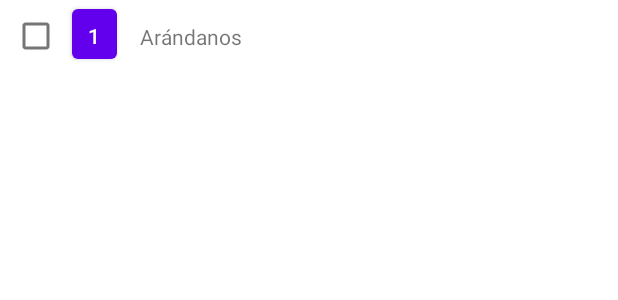
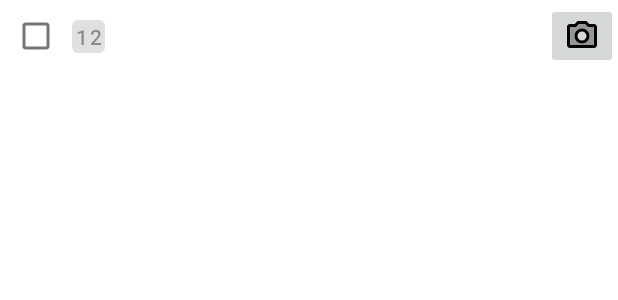
Before and after one commit to jpasao/ListaDC, an Android app: the layout list_item_design.xml on its own in the app's theme, with its tools: preview values and no code run, on a phone screen of 412 x 824 dp. Shown: the top 300 px of the screen. Run offline under Robolectric (Android 15) with nearby library versions, the phone set to English and light mode, and no system bars; network calls fail.

Commit message:
Added different styles to checked elements

```diff
--- a/app/src/main/java/com/latribu/listadc/MainActivity.kt
+++ b/app/src/main/java/com/latribu/listadc/MainActivity.kt
@@ -1,15 +1,19 @@
 package com.latribu.listadc
 
+import android.content.Context
 import android.content.Intent
 import android.os.Bundle
 import com.google.android.material.tabs.TabLayout
 import androidx.viewpager.widget.ViewPager
 import androidx.appcompat.app.AppCompatActivity
 import android.widget.ImageButton
+import android.widget.Toast
+import androidx.core.content.ContentProviderCompat.requireContext
 import androidx.lifecycle.LiveData
 import androidx.lifecycle.Observer
 import androidx.lifecycle.ViewModelProvider
 import androidx.lifecycle.liveData
+import com.google.android.material.snackbar.Snackbar
 import com.latribu.listadc.ui.main.SectionsPagerAdapter
 import com.latribu.listadc.databinding.ActivityMainBinding
 import com.latribu.listadc.models.Product
@@ -19,7 +23,6 @@ import com.latribu.listadc.ui.main.MainViewModel
 import retrofit2.Response
 
 class MainActivity : AppCompatActivity() {
-
     private lateinit var binding: ActivityMainBinding
     private lateinit var settingsButton: ImageButton
 
--- a/app/src/main/java/com/latribu/listadc/models/ProductItem.kt
+++ b/app/src/main/java/com/latribu/listadc/models/ProductItem.kt
@@ -11,6 +11,3 @@ data class ProductItem(
     val isChecked: String,
     @SerializedName("quantity")
     val quantity: Int)
-{
-    var checked: Boolean = isChecked == "1"
-}
--- /dev/null
+++ b/app/src/main/res/drawable/ic_twotone_photo_camera_24.xml
@@ -0,0 +1,8 @@
+<vector android:height="24dp" android:tint="#000000"
+    android:viewportHeight="24" android:viewportWidth="24"
+    android:width="24dp" xmlns:android="http://schemas.android.com/apk/res/android">
+    <path android:fillAlpha="0.3"
+        android:fillColor="@android:color/white"
+        android:pathData="M20,6h-4.05l-1.83,-2L9.88,4L8.05,6L4,6v12h16L20,6zM12,17c-2.76,0 -5,-2.24 -5,-5s2.24,-5 5,-5 5,2.24 5,5 -2.24,5 -5,5z" android:strokeAlpha="0.3"/>
+    <path android:fillColor="@android:color/white" android:pathData="M4,20h16c1.1,0 2,-0.9 2,-2L22,6c0,-1.1 -0.9,-2 -2,-2h-3.17L15,2L9,2L7.17,4L4,4c-1.1,0 -2,0.9 -2,2v12c0,1.1 0.9,2 2,2zM4,6h4.05l1.83,-2h4.24l1.83,2L20,6v12L4,18L4,6zM12,7c-2.76,0 -5,2.24 -5,5s2.24,5 5,5 5,-2.24 5,-5 -2.24,-5 -5,-5zM12,15c-1.65,0 -3,-1.35 -3,-3s1.35,-3 3,-3 3,1.35 3,3 -1.35,3 -3,3z"/>
+</vector>
--- a/app/src/main/res/layout/fragment_list.xml
+++ b/app/src/main/res/layout/fragment_list.xml
@@ -12,5 +12,4 @@
         android:orientation="vertical"
         tools:listitem="@layout/list_item_design" />
 
-
 </FrameLayout>
--- a/app/src/main/res/layout/list_item_design.xml
+++ b/app/src/main/res/layout/list_item_design.xml
@@ -1,7 +1,21 @@
 <?xml version="1.0" encoding="utf-8"?>
-<androidx.constraintlayout.widget.ConstraintLayout xmlns:android="http://schemas.android.com/apk/res/android"
+<layout xmlns:android="http://schemas.android.com/apk/res/android"
     xmlns:app="http://schemas.android.com/apk/res-auto"
-    xmlns:tools="http://schemas.android.com/tools"
+    xmlns:tools="http://schemas.android.com/tools">
+
+    <data>
+        <variable
+            name="product"
+            type="com.latribu.listadc.models.ProductItem" />
+        <variable
+            name="clickListener"
+            type="com.latribu.listadc.ProductListener" />
+        <variable
+            name="imageClickListener"
+            type="com.latribu.listadc.ImageListener" />
+    </data>
+
+    <androidx.constraintlayout.widget.ConstraintLayout
         android:layout_width="match_parent"
         android:layout_height="wrap_content">
 
@@ -10,29 +24,46 @@
                 android:layout_width="wrap_content"
                 android:layout_height="wrap_content"
                 app:layout_constraintStart_toStartOf="parent"
-        app:layout_constraintTop_toTopOf="parent" />
+                app:layout_constraintTop_toTopOf="parent"
+                android:onClick="@{() -> clickListener.onClick(product)}"
+                app:setChecked="@{product}" />
 
             <Button
                 android:id="@+id/quantity"
-        android:layout_width="30dp"
-        android:layout_height="45dp"
-        android:paddingLeft="8dp"
-        android:paddingTop="8dp"
-        android:paddingRight="8dp"
-        android:paddingBottom="8dp"
-        tools:text="1"
+                android:layout_width="22dp"
+                android:layout_height="34dp"
+                android:layout_marginTop="7dp"
+                android:checkable="false"
+                android:paddingLeft="0dp"
+                android:paddingTop="0dp"
+                android:paddingRight="0dp"
+                android:paddingBottom="0dp"
                 app:layout_constraintStart_toEndOf="@+id/check"
-        app:layout_constraintTop_toTopOf="parent" />
+                app:layout_constraintTop_toTopOf="parent"
+                app:setQuantity="@{product}"
+                tools:text="12"
+                android:enabled="false"/>
 
             <TextView
                 android:id="@+id/name"
                 android:layout_width="0dp"
                 android:layout_height="wrap_content"
                 android:paddingStart="15dp"
-        android:text="Arándanos"
+                app:layout_constraintBottom_toBottomOf="parent"
+                app:layout_constraintEnd_toStartOf="@+id/imageButton"
+                app:layout_constraintStart_toEndOf="@+id/quantity"
+                app:layout_constraintTop_toTopOf="parent"
+                app:setText="@{product}"/>
+
+            <ImageButton
+                android:id="@+id/imageButton"
+                android:layout_width="wrap_content"
+                android:layout_height="wrap_content"
                 app:layout_constraintBottom_toBottomOf="parent"
                 app:layout_constraintEnd_toEndOf="parent"
-        app:layout_constraintStart_toEndOf="@+id/quantity"
-        app:layout_constraintTop_toTopOf="parent" />
+                app:layout_constraintTop_toTopOf="parent"
+                app:srcCompat="@drawable/ic_twotone_photo_camera_24"
+                android:onClick="@{() -> imageClickListener.onImageClick(product)}"/>
 
     </androidx.constraintlayout.widget.ConstraintLayout>
+</layout>
```
Also changed, not shown: app/src/main/java/com/latribu/listadc/BindingUtils.kt (added, +29 -0 lines), app/src/main/java/com/latribu/listadc/ListFragment.kt (+7 -2 lines), app/src/main/java/com/latribu/listadc/RecyclerAdapter.kt (+47 -22 lines), app/src/main/java/com/latribu/listadc/ui/main/MainViewModel.kt (+15 -0 lines). Lines whose indentation alone changed are shown as unchanged.
